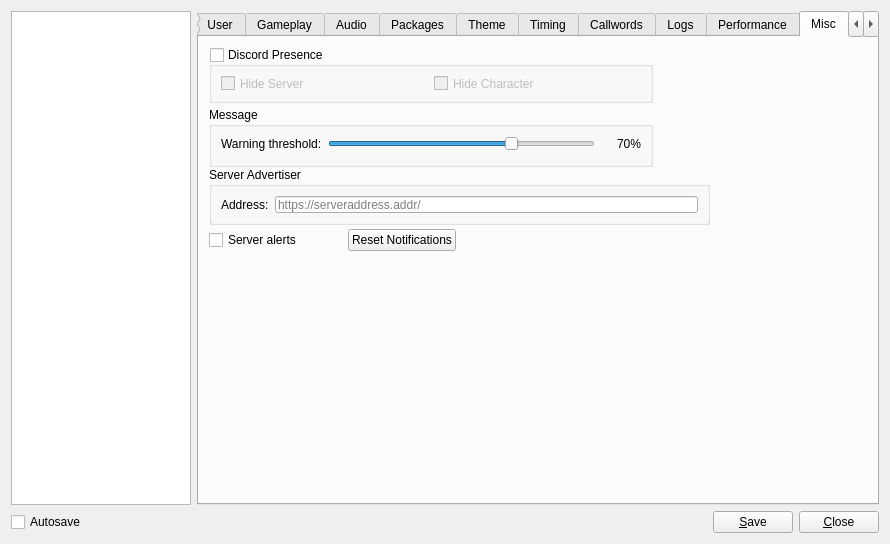
Before: the Qt Designer form res/ui/config_panel.ui in NyanOnline/DRO-Client-Fork, drawn with Qt 5.
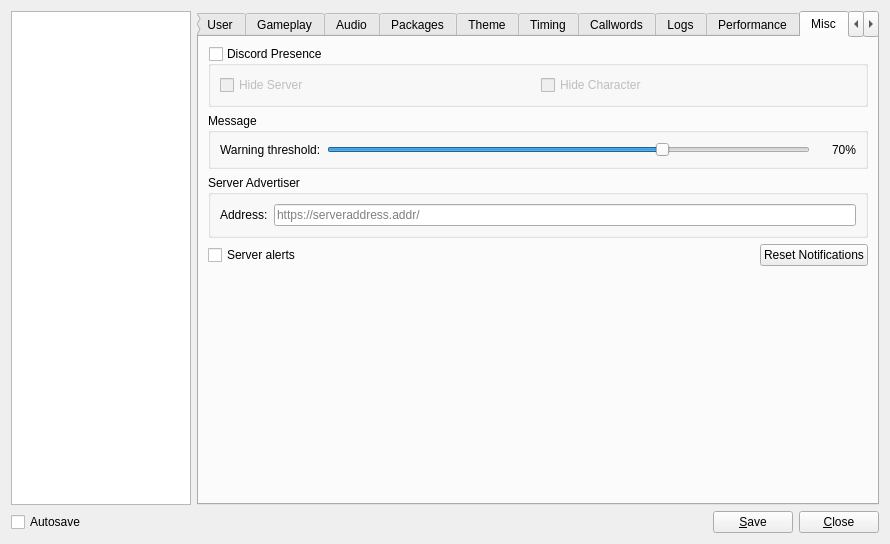
After: the same form once the commit is applied. The open tabs and pages were chosen to show the change.

Commit message:
misc tab layout
the misc settings page was the only one without a layout so its boxes got cut off on smaller windows, it now stretches and shrinks like every other tab

Diff of the .ui file:
```diff
--- a/res/ui/config_panel.ui
+++ b/res/ui/config_panel.ui
@@ -2007,15 +2007,9 @@
         <attribute name="title">
          <string>Misc</string>
         </attribute>
+        <layout class="QVBoxLayout" name="verticalLayout_15">
+         <item>
         <widget class="QGroupBox" name="discord_presence">
-         <property name="geometry">
-          <rect>
-           <x>10</x>
-           <y>10</y>
-           <width>444</width>
-           <height>56</height>
-          </rect>
-         </property>
          <property name="sizePolicy">
           <sizepolicy hsizetype="Preferred" vsizetype="Preferred">
            <horstretch>0</horstretch>
@@ -2051,15 +2045,9 @@
           </item>
          </layout>
         </widget>
+         </item>
+         <item>
         <widget class="QGroupBox" name="groupBox_9">
-         <property name="geometry">
-          <rect>
-           <x>10</x>
-           <y>70</y>
-           <width>444</width>
-           <height>60</height>
-          </rect>
-         </property>
          <property name="title">
           <string>Message</string>
          </property>
@@ -2109,60 +2097,9 @@
           </item>
          </layout>
         </widget>
-        <widget class="QWidget" name="layoutWidget">
-         <property name="geometry">
-          <rect>
-           <x>10</x>
-           <y>190</y>
-           <width>247</width>
-           <height>26</height>
-          </rect>
-         </property>
-         <layout class="QHBoxLayout" name="horizontalLayout_3">
-          <item>
-           <widget class="QCheckBox" name="server_alerts">
-            <property name="sizePolicy">
-             <sizepolicy hsizetype="Minimum" vsizetype="Maximum">
-              <horstretch>0</horstretch>
-              <verstretch>0</verstretch>
-             </sizepolicy>
-            </property>
-            <property name="text">
-             <string>Server alerts</string>
-            </property>
-           </widget>
           </item>
           <item>
-           <spacer name="horizontalSpacer_4">
-            <property name="orientation">
-             <enum>Qt::Orientation::Horizontal</enum>
-            </property>
-            <property name="sizeHint" stdset="0">
-             <size>
-              <width>40</width>
-              <height>20</height>
-             </size>
-            </property>
-           </spacer>
-          </item>
-          <item>
-           <widget class="QPushButton" name="clear_notifications">
-            <property name="text">
-             <string>Reset Notifications</string>
-            </property>
-           </widget>
-          </item>
-         </layout>
-        </widget>
         <widget class="QGroupBox" name="groupBox_7">
-         <property name="geometry">
-          <rect>
-           <x>10</x>
-           <y>130</y>
-           <width>501</width>
-           <height>58</height>
-          </rect>
-         </property>
          <property name="title">
           <string>Server Advertiser</string>
          </property>
@@ -2183,6 +2120,58 @@
           </item>
          </layout>
         </widget>
+         </item>
+         <item>
+          <layout class="QHBoxLayout" name="horizontalLayout_3">
+           <item>
+            <widget class="QCheckBox" name="server_alerts">
+             <property name="sizePolicy">
+              <sizepolicy hsizetype="Minimum" vsizetype="Maximum">
+               <horstretch>0</horstretch>
+               <verstretch>0</verstretch>
+              </sizepolicy>
+             </property>
+             <property name="text">
+              <string>Server alerts</string>
+             </property>
+            </widget>
+           </item>
+           <item>
+            <spacer name="horizontalSpacer_4">
+             <property name="orientation">
+              <enum>Qt::Orientation::Horizontal</enum>
+             </property>
+             <property name="sizeHint" stdset="0">
+              <size>
+               <width>40</width>
+               <height>20</height>
+              </size>
+             </property>
+            </spacer>
+           </item>
+           <item>
+            <widget class="QPushButton" name="clear_notifications">
+             <property name="text">
+              <string>Reset Notifications</string>
+             </property>
+            </widget>
+           </item>
+          </layout>
+         </item>
+         <item>
+          <spacer name="verticalSpacer_8">
+           <property name="orientation">
+            <enum>Qt::Orientation::Vertical</enum>
+           </property>
+           <property name="sizeHint" stdset="0">
+            <size>
+             <width>20</width>
+             <height>40</height>
+            </size>
+           </property>
+          </spacer>
+         </item>
+        </layout>
        </widget>
        <widget class="QWidget" name="tab_4">
         <attribute name="title">
```
Lines whose indentation alone changed are shown as unchanged.
